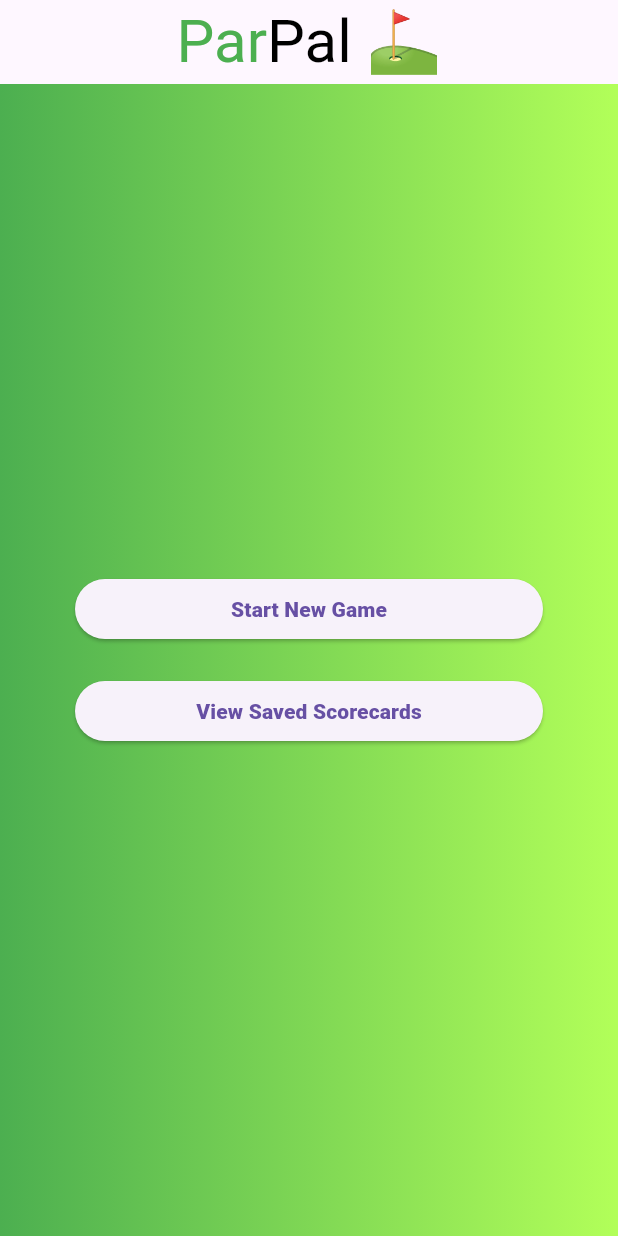
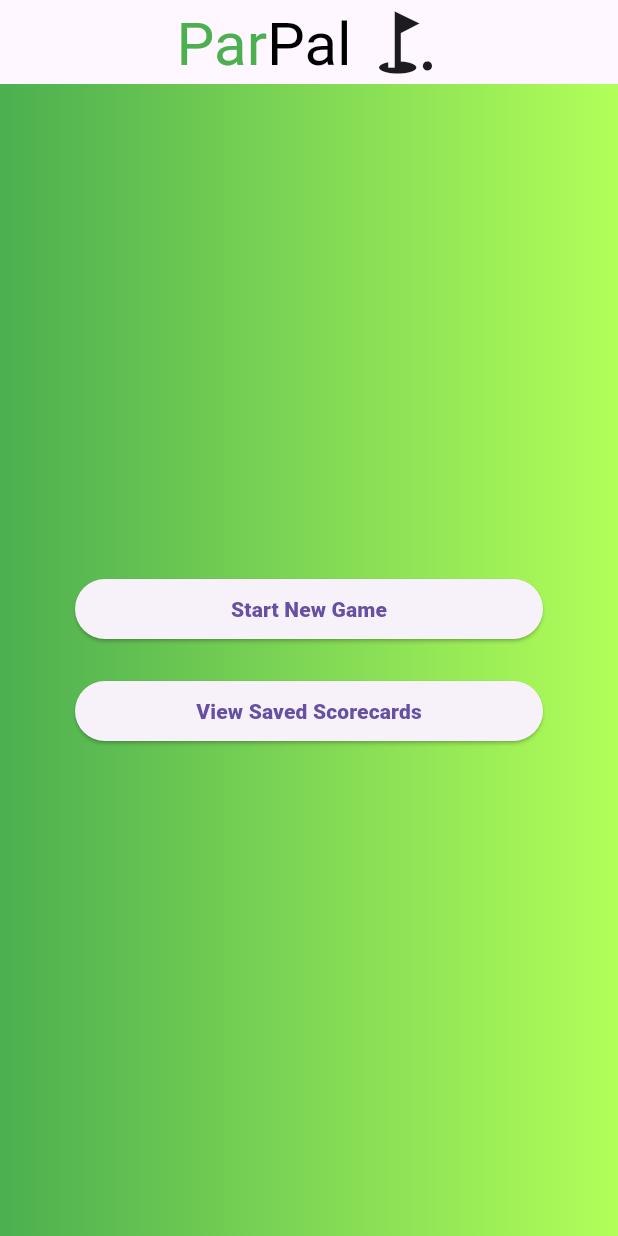
Before and after one commit to Pirkhs/ParPal, a Flutter app: the screen it shows after launch, on a phone screen of 412 x 824 dp. Run offline on Flutter 3.47's test engine with Material 3 defaults, Android fonts, the light colour scheme and no system bars.

Commit message:
minor syntax fixes && appBar icon added

```diff
--- a/lib/home.dart
+++ b/lib/home.dart
@@ -4,15 +4,13 @@ import 'package:parpal/styled_btn.dart';
 
 var appBarTitleDecoration = RichText(
     text: const TextSpan(
-  style: TextStyle(fontSize: 40),
-  children: <TextSpan>[
-    TextSpan(text: "Par", style: TextStyle(color: Colors.green)),
-    TextSpan(text: "Pal ", style: TextStyle(color: Colors.black)),
-    TextSpan(text: "⛳")
-  ],
+      style: TextStyle(fontSize: 40),
+      children: [
+        TextSpan(text: "Par", style: TextStyle(color: Colors.green)),
+        TextSpan(text: "Pal ", style: TextStyle(color: Colors.black)),
+        WidgetSpan( child: Icon(Icons.golf_course, size: 50, semanticLabel: "Black golf course icon",)),
+      ],
 ));
-
-
 
 class Home extends StatelessWidget {
   const Home({super.key});
--- a/lib/input_box.dart
+++ b/lib/input_box.dart
@@ -1,12 +1,12 @@
 import 'package:flutter/material.dart';
 
 class InputBox extends StatelessWidget {
-  const InputBox({super.key, required this.isText, this.hint = "", required this.onSaved});
+  const InputBox({super.key, required this.isText, this.hint = "", required this.onSaved, this.initialValue = ""});
 
   final bool isText;
   final String hint;
   final void Function(String?) onSaved;
-
+  final String initialValue;
 
   @override
   Widget build(BuildContext context) {
@@ -19,6 +19,7 @@ class InputBox extends StatelessWidget {
         isDense: true,
         contentPadding: const EdgeInsets.all(0),
       ),
+      initialValue: initialValue,
       validator: (value) {
         if (value == null || value.isEmpty) return 'Required';
         return null;
```
Also changed, not shown: lib/scorecard.dart (+27 -9 lines).
